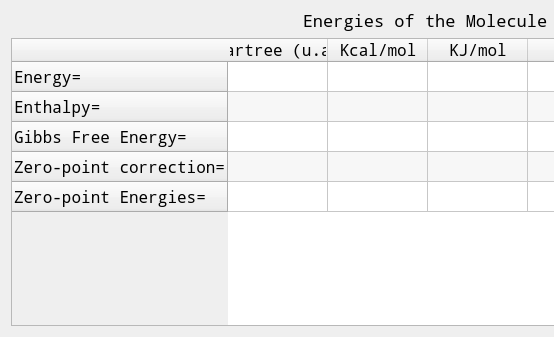
This is ui/ui_energy.ui in moaz-elesawey/gaussian-spectrum-analyzer as Qt 5 draws it before an edit; both pictures show x 0 to 554 and y 0 to 337 of the 850 by 337 pixel window. The edited form follows.
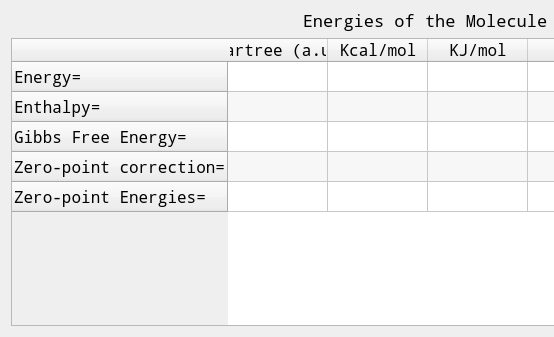
This is the edited form.

What changed in the file:
```diff
--- a/ui/ui_energy.ui
+++ b/ui/ui_energy.ui
@@ -94,7 +94,7 @@
      </row>
      <column>
       <property name="text">
-       <string>Hartree (u.a)</string>
+       <string>Hartree (a.u)</string>
       </property>
      </column>
      <column>
```
